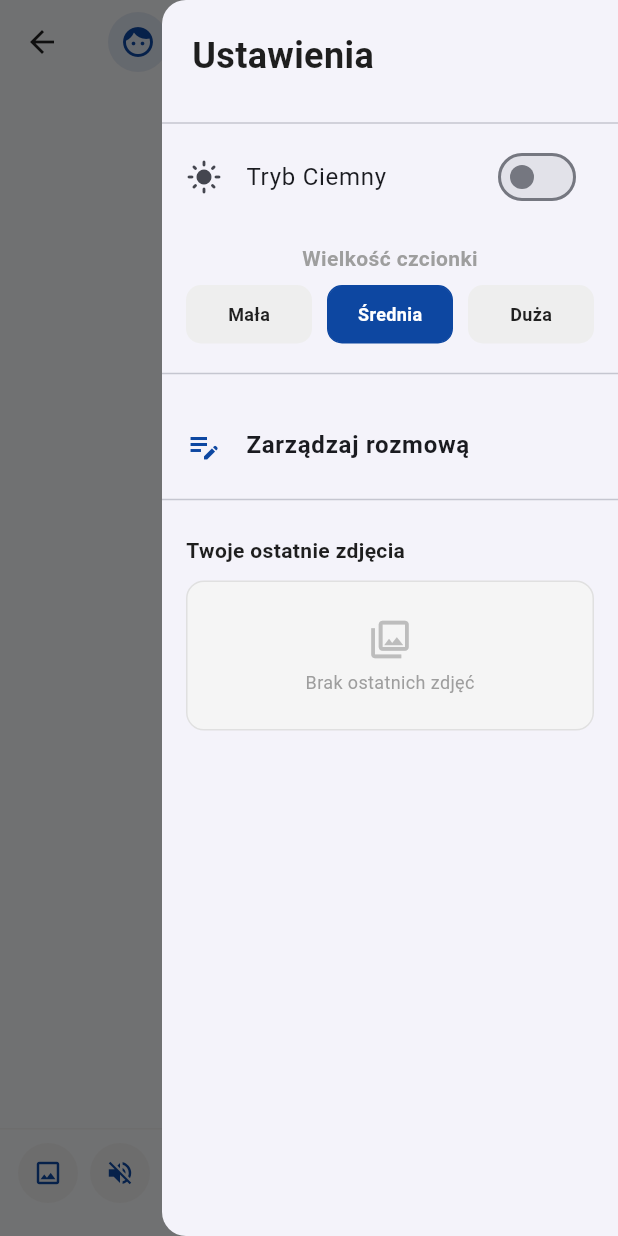
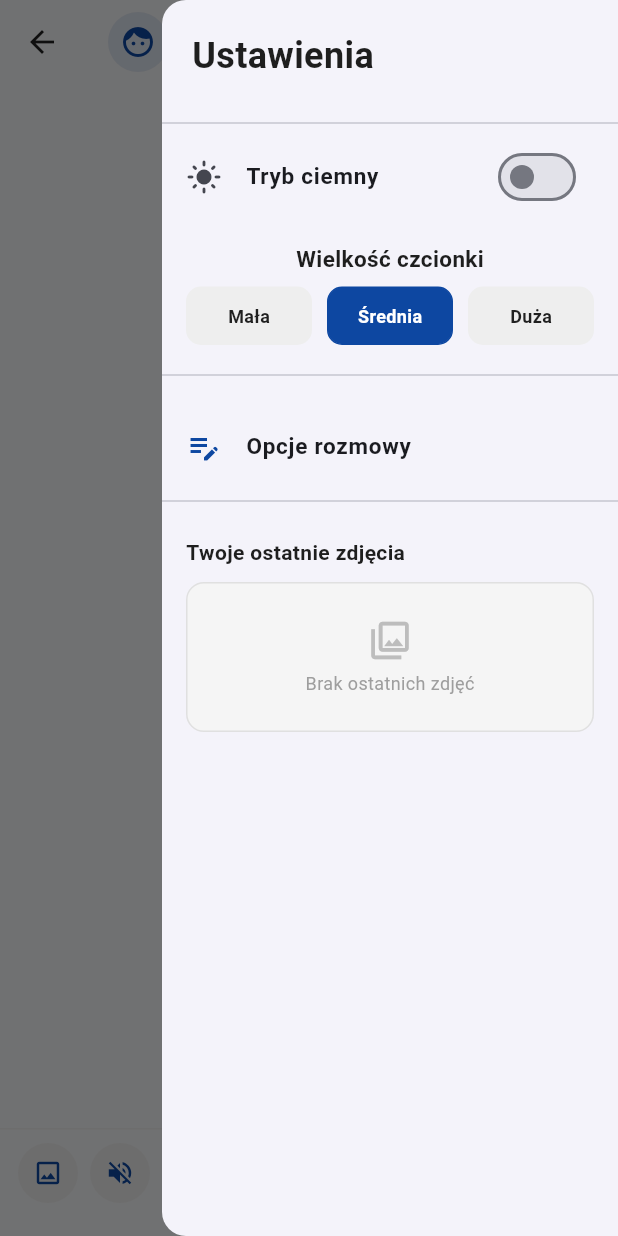
Before and after one commit to MED1123/mind-guide-ai, a Flutter app: the ChatScreen screen opened directly with empty values, with the side drawer open, on a phone screen of 412 x 824 dp. Run offline on Flutter 3.47's test engine with Material 3 defaults, Android fonts, the phone set to English and light mode, and no system bars; drawn by our look-alikes of flutter_bounceable; our stand-ins replace flutter_dotenv, flutter_tts, image_picker, sqflite, table_calendar; accounts and stored records are empty.

Commit message:
zmiany wizualne na czacie oraz w menu wyboru wpisu

```diff
--- a/lib/screens/chat_screen.dart
+++ b/lib/screens/chat_screen.dart
@@ -808,7 +808,16 @@ class _ChatScreenState extends State<ChatScreen> {
                       child: Column(
                         children: [
                           SwitchListTile(
-                            title: const Text("Tryb Ciemny"),
+                            // ZMIANA: Skrócona nazwa, mniejsza czcionka, jedna linia
+                            title: const Text(
+                              "Tryb ciemny",
+                              maxLines: 1,
+                              overflow: TextOverflow.ellipsis,
+                              style: TextStyle(
+                                fontSize: 15,
+                                fontWeight: FontWeight.bold,
+                              ),
+                            ),
                             value: appSettings.isDarkMode,
                             activeColor: AppColors.primaryBlue,
                             secondary: Icon(
@@ -822,10 +831,13 @@ class _ChatScreenState extends State<ChatScreen> {
                             padding: const EdgeInsets.fromLTRB(16, 16, 16, 8),
                             child: Text(
                               "Wielkość czcionki",
+                              // ZMIANA: Mniejsza czcionka
                               style: TextStyle(
-                                fontSize: 14,
+                                fontSize: 15,
                                 fontWeight: FontWeight.bold,
-                                color: AppColors.textGrey,
+                                color: Theme.of(
+                                  context,
+                                ).textTheme.bodyLarge?.color,
                               ),
                             ),
                           ),
@@ -861,9 +873,15 @@ class _ChatScreenState extends State<ChatScreen> {
                               Icons.edit_note,
                               color: AppColors.primaryBlue,
                             ),
+                            // ZMIANA: Zmiana tekstu na krótszy, mniejsza czcionka, jedna linia
                             title: const Text(
-                              "Zarządzaj rozmową",
-                              style: TextStyle(fontWeight: FontWeight.bold),
+                              "Opcje rozmowy",
+                              maxLines: 1,
+                              overflow: TextOverflow.ellipsis,
+                              style: TextStyle(
+                                fontSize: 15,
+                                fontWeight: FontWeight.bold,
+                              ),
                             ),
                             onTap: _showClearOrDeleteDialog,
                           ),
@@ -1035,6 +1053,7 @@ class _ChatScreenState extends State<ChatScreen> {
                                 else
                                   Text(
                                     msg['text']!,
+                                    // Ta część nadal reaguje na suwak
                                     style: TextStyle(
                                       fontSize: appSettings.fontSize,
                                       color: (isUser || isDark && !isUser)
```
Also changed, not shown: lib/main.dart (+59 -35 lines).
